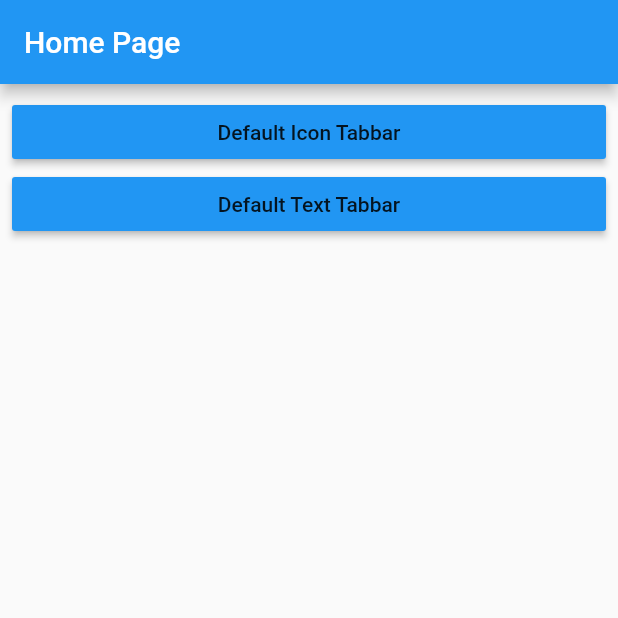
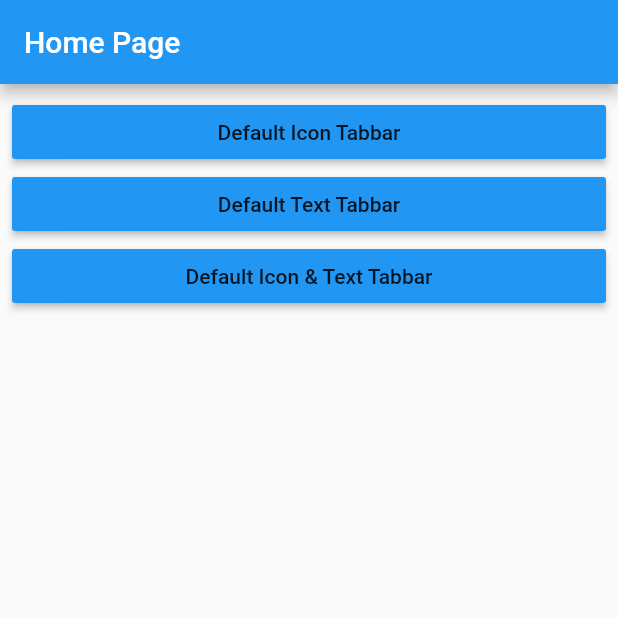
Before and after one commit to NaingMyoThawNMYT/Flutter-Tabbar, a Flutter app: the screen it shows after launch, on a phone screen of 412 x 824 dp, the top half of it. Run offline on Flutter 3.47's test engine with Material 2 defaults, Android fonts, the phone set to English and light mode, and no system bars.

Commit message:
6. "DefaultIconAndTextTabbarPage" is added.

```diff
--- /dev/null
+++ b/lib/ui/default_icon_and_text_tabbar_page.dart
@@ -0,0 +1,29 @@
+import 'package:flutter/material.dart';
+
+class DefaultIconAndTextTabbarPage extends StatelessWidget {
+  @override
+  Widget build(BuildContext context) {
+    return DefaultTabController(
+      length: 3,
+      child: Scaffold(
+        appBar: AppBar(
+          title: Text('Default Icon & Text Tabbar Page'),
+          bottom: TabBar(
+            tabs: <Widget>[
+              Tab(icon: Icon(Icons.directions_car), text: "Car"),
+              Tab(icon: Icon(Icons.directions_transit), text: "Transit"),
+              Tab(icon: Icon(Icons.directions_bike), text: "Bike"),
+            ],
+          ),
+        ),
+        body: TabBarView(
+          children: <Widget>[
+            Icon(Icons.directions_car),
+            Icon(Icons.directions_transit),
+            Icon(Icons.directions_bike),
+          ],
+        ),
+      ),
+    );
+  }
+}
--- a/lib/ui/my_home_page.dart
+++ b/lib/ui/my_home_page.dart
@@ -1,5 +1,6 @@
 import 'package:flutter/material.dart';
 
+import 'default_icon_and_text_tabbar_page.dart';
 import 'default_icon_tabbar_page.dart';
 import 'default_text_tabbar_page.dart';
 
@@ -46,6 +47,20 @@ class MyHomePage extends StatelessWidget {
                 child: Text('Default Text Tabbar'),
               ),
             ),
+            ButtonTheme(
+              minWidth: double.infinity,
+              child: RaisedButton(
+                onPressed: () {
+                  Navigator.push(
+                    context,
+                    MaterialPageRoute(
+                      builder: (context) => DefaultIconAndTextTabbarPage(),
+                    ),
+                  );
+                },
+                child: Text('Default Icon & Text Tabbar'),
+              ),
+            ),
           ],
         ),
       ),
```
Also changed, not shown: 1 other file.
